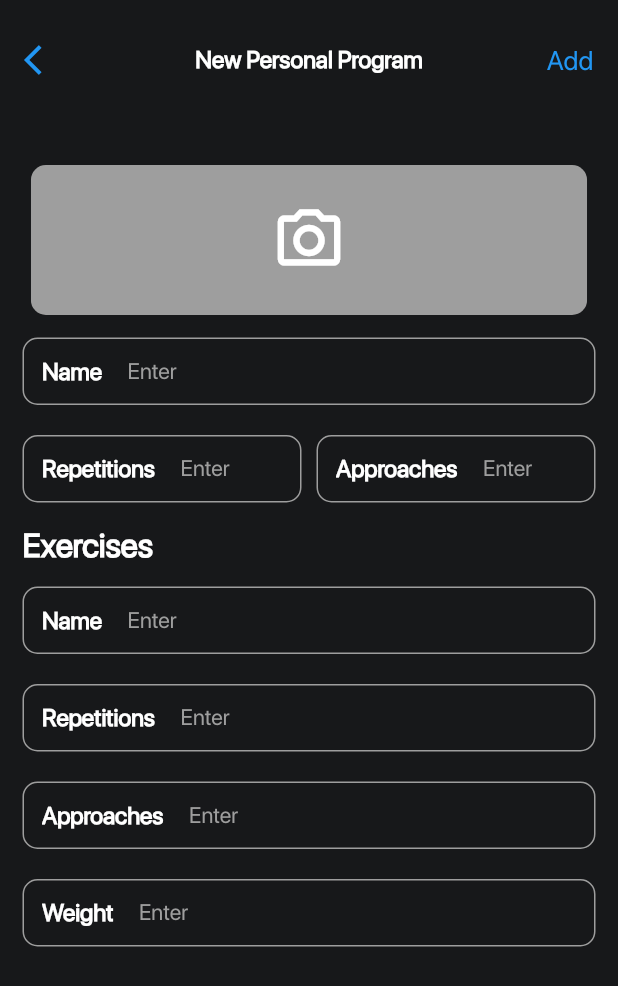
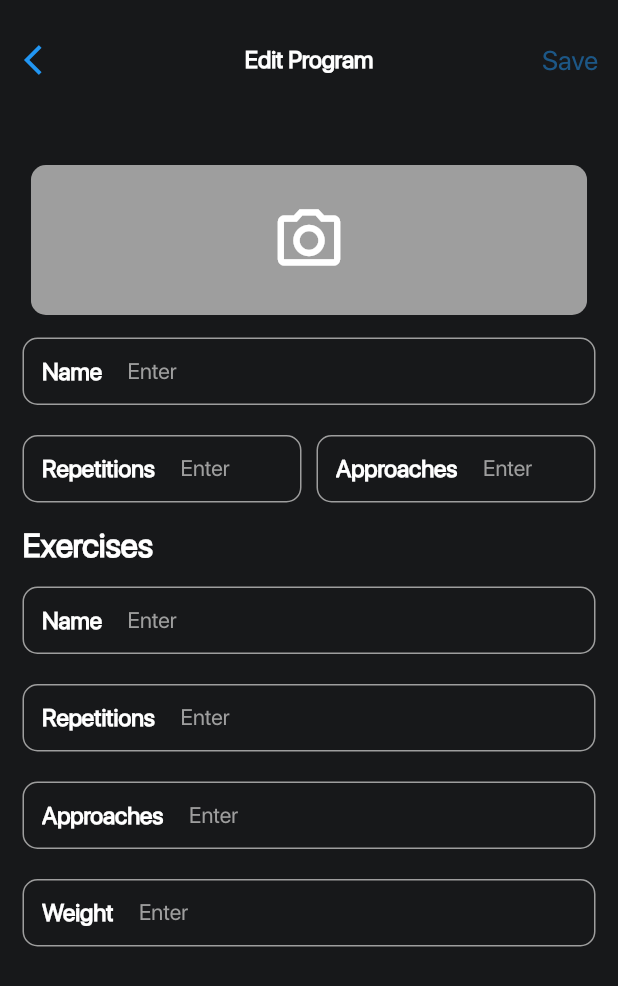
Before and after one commit to ramilsalihar/SportCoach, a Flutter app: the NewTrainingProgram screen opened by its route, on a phone screen of 412 x 824 dp. Shown: the top 986 px of the screen. Run offline on Flutter 3.47's test engine with Material 3 defaults, Android fonts, the phone set to English and light mode, and no system bars; our stand-ins replace auto_route, freezed_annotation, shared_preferences; accounts and stored records are empty.

Commit message:
training page updated

```diff
--- a/lib/screens/home/training/new_training_program.dart
+++ b/lib/screens/home/training/new_training_program.dart
@@ -1,27 +1,120 @@
 import 'package:auto_route/auto_route.dart';
 import 'package:flutter/material.dart';
-import 'package:sport_coach/widgets/forms/app_text_form_field.dart';
+import 'package:provider/provider.dart';
+import 'package:sport_coach/models/training_model.dart';
+import 'package:sport_coach/providers/training_notifier.dart';
+import 'package:sport_coach/screens/home/training/training_form.dart';
 import 'package:sport_coach/widgets/layout/custom_app_bar.dart';
 
 @RoutePage()
-class NewTrainingProgram extends StatelessWidget {
-  const NewTrainingProgram({super.key});
+class NewTrainingProgram extends StatefulWidget {
+  const NewTrainingProgram({
+    super.key,
+    this.title,
+    this.index,
+    this.isEdit = false,
+  });
+
+  final String? title;
+  final int? index;
+  final bool isEdit;
+
+  @override
+  State<NewTrainingProgram> createState() => _NewTrainingProgramState();
+}
+
+class _NewTrainingProgramState extends State<NewTrainingProgram> {
+  final GlobalKey<FormState> _formKey = GlobalKey<FormState>();
+  final nameController = TextEditingController();
+  final repetitionsController = TextEditingController();
+  final approachesController = TextEditingController();
+  final exNameController = TextEditingController();
+  final exRepetitionController = TextEditingController();
+  final exApproachesController = TextEditingController();
+  final exWeightController = TextEditingController();
+
+  TrainingModel? training = TrainingModel.empty();
+
+  @override
+  void initState() {
+    super.initState();
+    final trainingNotifier = context.read<TrainingNotifier>();
+    if (widget.isEdit && widget.index != null) {
+      training =
+          trainingNotifier.findByIndex(widget.index!) ?? TrainingModel.empty();
+      if (training != null) {
+        nameController.text = training!.name;
+        repetitionsController.text = training!.repetition;
+        approachesController.text = training!.approaches;
+        exNameController.text = training!.exName;
+        exRepetitionController.text = training!.exRepetitions;
+        exApproachesController.text = training!.exApproaches;
+        exWeightController.text = training!.exWeight;
+      }
+    }
+  }
+
+  void _saveTraining() async {
+    if (_formKey.currentState!.validate()) {
+      final index = widget.isEdit ? widget.index : (widget.index! + 1);
+      final training = TrainingModel(
+        index: index!,
+        imagePath: '',
+        name: nameController.text,
+        repetition: repetitionsController.text,
+        approaches: approachesController.text,
+        exName: exNameController.text,
+        exRepetitions: exRepetitionController.text,
+        exApproaches: exApproachesController.text,
+        exWeight: exWeightController.text,
+      );
+
+      final trainingNotifier = context.read<TrainingNotifier>();
+
+      if (widget.isEdit) {
+        await trainingNotifier.editTraining(widget.index!, training);
+      } else {
+        await trainingNotifier.addTraining(training);
+        await trainingNotifier.setTrainingIndex(widget.index! + 1);
+      }
+
+      Navigator.of(context).pop();
+    }
+  }
+
+  @override
+  void dispose() {
+    nameController.dispose();
+    repetitionsController.dispose();
+    approachesController.dispose();
+    exNameController.dispose();
+    exRepetitionController.dispose();
+    exApproachesController.dispose();
+    exWeightController.dispose();
+    super.dispose();
+  }
 
   @override
   Widget build(BuildContext context) {
     final theme = Theme.of(context);
     final width = MediaQuery.of(context).size.width;
     return Scaffold(
+      resizeToAvoidBottomInset: false,
       backgroundColor: theme.primaryColor,
       appBar: CustomAppBar(
-        title: 'New Personal Program',
+        title: widget.title ??
+            (training == null ? 'New Personal Program' : 'Edit Program'),
         actions: [
           TextButton(
-            onPressed: () {},
+            onPressed: _formKey.currentState?.validate() ?? false
+                ? _saveTraining
+                : null,
             child: Text(
-              'Add',
+              'Save',
               style: theme.textTheme.headlineMedium!.copyWith(
-                color: Colors.blue,
+                color: _formKey.currentState?.validate() ?? false
+                    ? Colors.blue
+                    : Colors.blue.withOpacity(0.5),
               ),
             ),
           ),
@@ -56,81 +149,21 @@ class NewTrainingProgram extends StatelessWidget {
                 ),
               ),
             ),
-            _TrainingForm(context),
+            Form(
+              key: _formKey,
+              child: TrainingForm(
+                nameController: nameController,
+                repetitionsController: repetitionsController,
+                approachesController: approachesController,
+                exNameController: exNameController,
+                exRepetitionController: exRepetitionController,
+                exApproachesController: exApproachesController,
+                exWeightController: exWeightController,
+              ),
+            )
           ],
         ),
       ),
     );
   }
 }
-
-Widget _TrainingForm(BuildContext context) {
-  final nameController = TextEditingController();
-  final ageController = TextEditingController();
-  final weightController = TextEditingController();
-  final heightController = TextEditingController();
-  final classesController = TextEditingController();
-  final durationController = TextEditingController();
-  return ListView(
-    shrinkWrap: true,
-    children: [
-      const SizedBox(height: 10),
-      AppTextFormField(
-        hintText: 'Enter',
-        title: 'Name',
-        controller: nameController,
-      ),
-      const SizedBox(height: 10),
-      Row(
-        children: [
-          Expanded(
-            child: AppTextFormField(
-              hintText: 'Enter',
-              title: 'Repetitions',
-              controller: ageController,
-            ),
-          ),
-          const SizedBox(
-            width: 10,
-          ),
-          Expanded(
-            child: AppTextFormField(
-              hintText: 'Enter',
-              title: 'Approaches',
-              controller: ageController,
-            ),
-          ),
-        ],
-      ),
-      const SizedBox(height: 10),
-      Text(
-        'Exercises',
-        style: Theme.of(context).textTheme.displayMedium,
-      ),
-      const SizedBox(height: 10),
-      AppTextFormField(
-        hintText: 'Enter',
-        title: 'Name',
-        controller: ageController,
-      ),
-      const SizedBox(height: 10),
-      AppTextFormField(
-        hintText: 'Enter',
-        title: 'Repetitions',
-        controller: weightController,
-      ),
-      const SizedBox(height: 10),
-      AppTextFormField(
-        hintText: 'Enter',
-        title: 'Approaches',
-        controller: heightController,
-      ),
-      const SizedBox(height: 10),
-      AppTextFormField(
-        hintText: 'Enter',
-        title: 'Weight',
-        controller: classesController,
-      ),
-    ],
-  );
-}
--- /dev/null
+++ b/lib/screens/home/training/training_form.dart
@@ -0,0 +1,89 @@
+import 'package:flutter/material.dart';
+import 'package:sport_coach/widgets/forms/app_text_form_field.dart';
+
+class TrainingForm extends StatelessWidget {
+  const TrainingForm({
+    super.key,
+    required this.nameController,
+    required this.repetitionsController,
+    required this.approachesController,
+    required this.exNameController,
+    required this.exRepetitionController,
+    required this.exApproachesController,
+    required this.exWeightController,
+  });
+
+  final TextEditingController nameController;
+  final TextEditingController repetitionsController;
+  final TextEditingController approachesController;
+  final TextEditingController exNameController;
+  final TextEditingController exRepetitionController;
+  final TextEditingController exApproachesController;
+  final TextEditingController exWeightController;
+
+  @override
+  Widget build(BuildContext context) {
+    return ListView(
+      shrinkWrap: true,
+      children: [
+        const SizedBox(height: 10),
+        AppTextFormField(
+          hintText: 'Enter',
+          title: 'Name',
+          controller: nameController,
+        ),
+        const SizedBox(height: 10),
+        Row(
+          children: [
+            Expanded(
+              child: AppTextFormField(
+                hintText: 'Enter',
+                title: 'Repetitions',
+                controller: repetitionsController,
+              ),
+            ),
+            const SizedBox(
+              width: 10,
+            ),
+            Expanded(
+              child: AppTextFormField(
+                hintText: 'Enter',
+                title: 'Approaches',
+                controller: approachesController,
+              ),
+            ),
+          ],
+        ),
+        const SizedBox(height: 10),
+        Text(
+          'Exercises',
+          style: Theme.of(context).textTheme.displayMedium,
+        ),
+        const SizedBox(height: 10),
+        AppTextFormField(
+          hintText: 'Enter',
+          title: 'Name',
+          controller: exNameController,
+        ),
+        const SizedBox(height: 10),
+        AppTextFormField(
+          hintText: 'Enter',
+          title: 'Repetitions',
+          controller: exRepetitionController,
+        ),
+        const SizedBox(height: 10),
+        AppTextFormField(
+          hintText: 'Enter',
+          title: 'Approaches',
+          controller: exApproachesController,
+        ),
+        const SizedBox(height: 10),
+        AppTextFormField(
+          hintText: 'Enter',
+          title: 'Weight',
+          controller: exWeightController,
+        ),
+      ],
+    );
+  }
+}
```
Also changed, not shown: lib/screens/home/home_screen.dart (+12 -2 lines), lib/screens/home/training/training_content.dart (+27 -9 lines), lib/screens/home/training/training_screen.dart (+38 -27 lines), lib/widgets/cards/exercise_card.dart (+15 -6 lines), lib/navigation/app_router.gr.dart.
